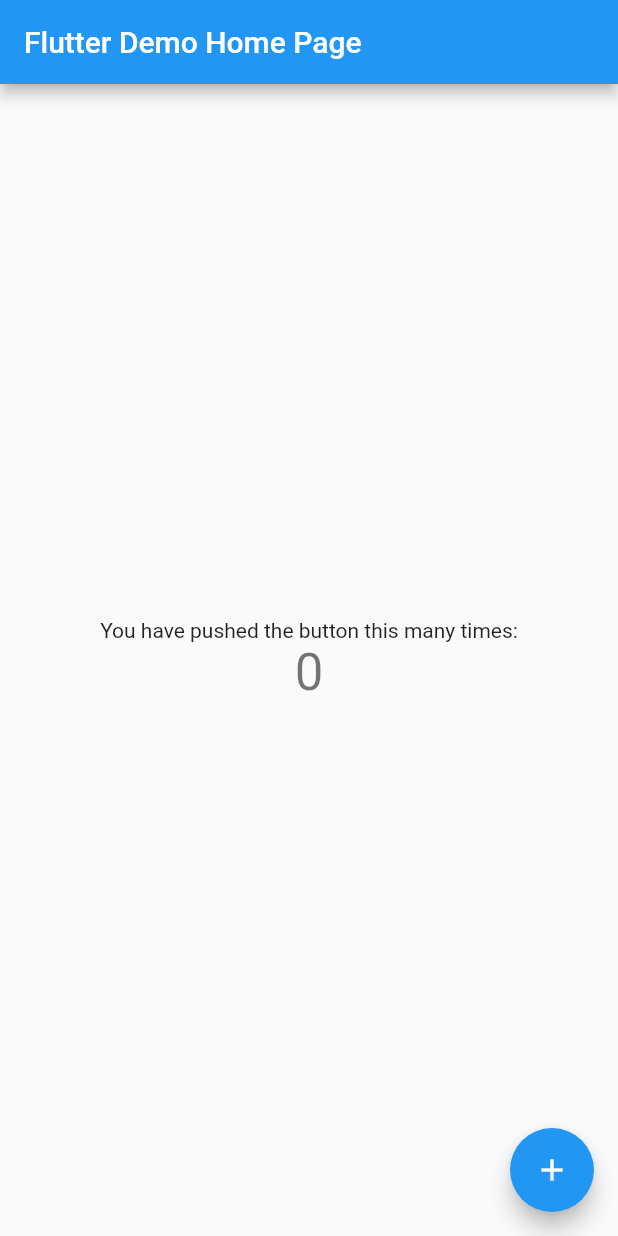
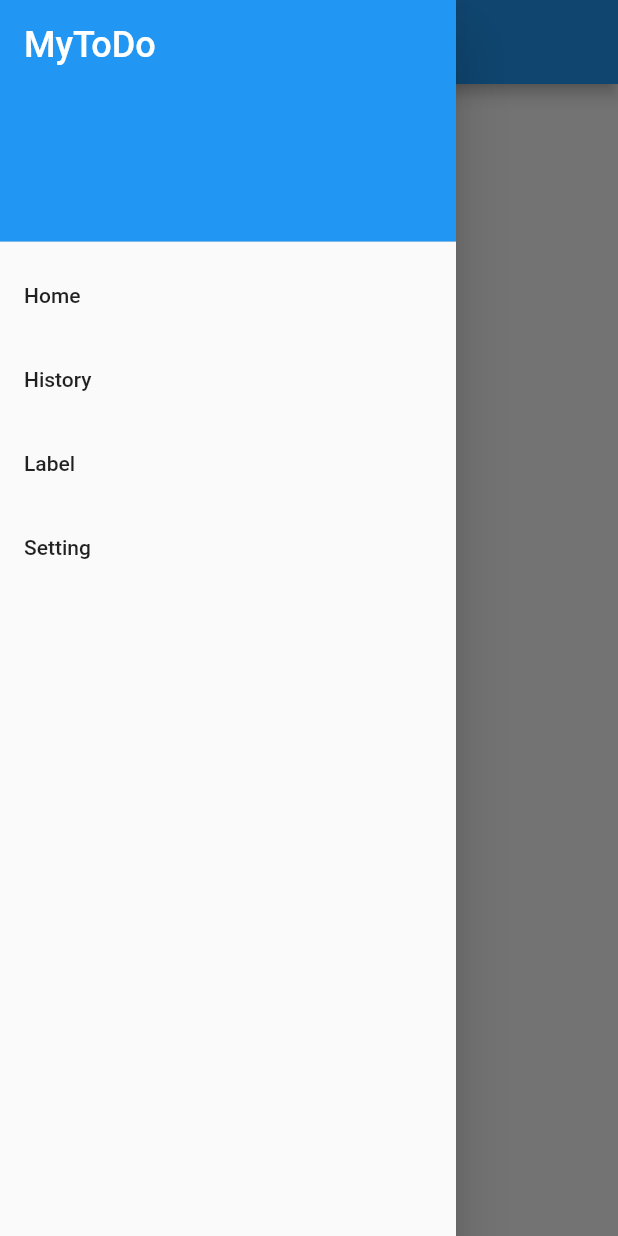
Before and after one commit to myConsciousness/my-to-do, a Flutter app: the screen it shows after launch, with the side drawer open (before the commit the screen has no drawer), on a phone screen of 412 x 824 dp. Run offline on Flutter 3.47's test engine with Material 2 defaults, Android fonts, the phone set to English and light mode, and no system bars.

Commit message:
update views

```diff
--- a/lib/main.dart
+++ b/lib/main.dart
@@ -1,113 +1,13 @@
+// Copyright (c) 2021, Kato Shinya. All rights reserved.
+// Use of this source code is governed by a
+// BSD-style license that can be found in the LICENSE file.
+
 import 'package:flutter/material.dart';
+import 'package:mytodo/src/view/home.dart';
 
-void main() {
-  runApp(MyApp());
-}
-
-class MyApp extends StatelessWidget {
-  // This widget is the root of your application.
-  @override
-  Widget build(BuildContext context) {
-    return MaterialApp(
-      title: 'Flutter Demo',
-      theme: ThemeData(
-        // This is the theme of your application.
-        //
-        // Try running your application with "flutter run". You'll see the
-        // application has a blue toolbar. Then, without quitting the app, try
-        // changing the primarySwatch below to Colors.green and then invoke
-        // "hot reload" (press "r" in the console where you ran "flutter run",
-        // or simply save your changes to "hot reload" in a Flutter IDE).
-        // Notice that the counter didn't reset back to zero; the application
-        // is not restarted.
-        primarySwatch: Colors.blue,
+void main() => runApp(
+      MaterialApp(
+        debugShowCheckedModeBanner: false,
+        home: Home(),
       ),
-      home: MyHomePage(title: 'Flutter Demo Home Page'),
     );
-  }
-}
-
-class MyHomePage extends StatefulWidget {
-  MyHomePage({Key? key, required this.title}) : super(key: key);
-
-  // This widget is the home page of your application. It is stateful, meaning
-  // that it has a State object (defined below) that contains fields that affect
-  // how it looks.
-
-  // This class is the configuration for the state. It holds the values (in this
-  // case the title) provided by the parent (in this case the App widget) and
-  // used by the build method of the State. Fields in a Widget subclass are
-  // always marked "final".
-
-  final String title;
-
-  @override
-  _MyHomePageState createState() => _MyHomePageState();
-}
-
-class _MyHomePageState extends State<MyHomePage> {
-  int _counter = 0;
-
-  void _incrementCounter() {
-    setState(() {
-      // This call to setState tells the Flutter framework that something has
-      // changed in this State, which causes it to rerun the build method below
-      // so that the display can reflect the updated values. If we changed
-      // _counter without calling setState(), then the build method would not be
-      // called again, and so nothing would appear to happen.
-      _counter++;
-    });
-  }
-
-  @override
-  Widget build(BuildContext context) {
-    // This method is rerun every time setState is called, for instance as done
-    // by the _incrementCounter method above.
-    //
-    // The Flutter framework has been optimized to make rerunning build methods
-    // fast, so that you can just rebuild anything that needs updating rather
-    // than having to individually change instances of widgets.
-    return Scaffold(
-      appBar: AppBar(
-        // Here we take the value from the MyHomePage object that was created by
-        // the App.build method, and use it to set our appbar title.
-        title: Text(widget.title),
-      ),
-      body: Center(
-        // Center is a layout widget. It takes a single child and positions it
-        // in the middle of the parent.
-        child: Column(
-          // Column is also a layout widget. It takes a list of children and
-          // arranges them vertically. By default, it sizes itself to fit its
-          // children horizontally, and tries to be as tall as its parent.
-          //
-          // Invoke "debug painting" (press "p" in the console, choose the
-          // "Toggle Debug Paint" action from the Flutter Inspector in Android
-          // Studio, or the "Toggle Debug Paint" command in Visual Studio Code)
-          // to see the wireframe for each widget.
-          //
-          // Column has various properties to control how it sizes itself and
-          // how it positions its children. Here we use mainAxisAlignment to
-          // center the children vertically; the main axis here is the vertical
-          // axis because Columns are vertical (the cross axis would be
-          // horizontal).
-          mainAxisAlignment: MainAxisAlignment.center,
-          children: <Widget>[
-            Text(
-              'You have pushed the button this many times:',
-            ),
-            Text(
-              '$_counter',
-              style: Theme.of(context).textTheme.headline4,
-            ),
-          ],
-        ),
-      ),
-      floatingActionButton: FloatingActionButton(
-        onPressed: _incrementCounter,
-        tooltip: 'Increment',
-        child: Icon(Icons.add),
-      ), // This trailing comma makes auto-formatting nicer for build methods.
-    );
-  }
-}
--- /dev/null
+++ b/lib/src/config/application_text.dart
@@ -0,0 +1,9 @@
+// Copyright (c) 2021, Kato Shinya. All rights reserved.
+// Use of this source code is governed by a
+// BSD-style license that can be found in the LICENSE file.
+
+/// The class that manages application text.
+class ApplicationText {
+  /// The app name
+  static const String APP_NAME = 'MyToDo';
+}
--- /dev/null
+++ b/lib/src/view/common/drawer.dart
@@ -0,0 +1,72 @@
+// Copyright (c) 2021, Kato Shinya. All rights reserved.
+// Use of this source code is governed by a
+// BSD-style license that can be found in the LICENSE file.
+
+import 'package:flutter/material.dart';
+import 'package:mytodo/src/config/application_text.dart';
+import 'package:mytodo/src/view/history.dart';
+import 'package:mytodo/src/view/home.dart';
+
+import '../../../main.dart';
+
+class CommonDrawer extends StatefulWidget {
+  @override
+  State<StatefulWidget> createState() {
+    return _State();
+  }
+}
+
+class _State extends State<CommonDrawer> {
+  @override
+  Widget build(BuildContext context) {
+    return Drawer(
+      child: ListView(
+        children: <Widget>[
+          DrawerHeader(
+            child: Text(
+              ApplicationText.APP_NAME,
+              style: TextStyle(
+                fontSize: 24,
+                color: Colors.white,
+              ),
+            ),
+            decoration: BoxDecoration(
+              color: Colors.blue,
+            ),
+          ),
+          ListTile(
+            title: Text('Home'),
+            onTap: () {
+              Navigator.pop(context);
+              Navigator.push(
+                  context,
+                  MaterialPageRoute(
+                    builder: (context) => Home(),
+                  ));
+            },
+          ),
+          ListTile(
+            title: Text('History'),
+            onTap: () {
+              Navigator.pop(context);
+              Navigator.push(
+                  context, MaterialPageRoute(builder: (context) => History()));
+            },
+          ),
+          ListTile(
+            title: Text('Label'),
+            onTap: () {
+              Navigator.pop(context);
+            },
+          ),
+          ListTile(
+            title: Text('Setting'),
+            onTap: () {
+              Navigator.pop(context);
+            },
+          ),
+        ],
+      ),
+    );
+  }
+}
--- /dev/null
+++ b/lib/src/view/history.dart
@@ -0,0 +1,27 @@
+// Copyright (c) 2021, Kato Shinya. All rights reserved.
+// Use of this source code is governed by a
+// BSD-style license that can be found in the LICENSE file.
+
+import 'package:flutter/material.dart';
+import 'package:mytodo/src/config/application_text.dart';
+import 'package:mytodo/src/view/common/drawer.dart';
+
+class History extends StatefulWidget {
+  @override
+  State<StatefulWidget> createState() {
+    return _State();
+  }
+}
+
+class _State extends State<History> {
+  @override
+  Widget build(BuildContext context) {
+    return Scaffold(
+      appBar: AppBar(
+        title: Text(ApplicationText.APP_NAME),
+      ),
+      drawer: CommonDrawer(),
+      body: Text('History'),
+    );
+  }
+}
--- /dev/null
+++ b/lib/src/view/home.dart
@@ -0,0 +1,27 @@
+// Copyright (c) 2021, Kato Shinya. All rights reserved.
+// Use of this source code is governed by a
+// BSD-style license that can be found in the LICENSE file.
+
+import 'package:flutter/material.dart';
+import 'package:mytodo/src/config/application_text.dart';
+import 'package:mytodo/src/view/common/drawer.dart';
+
+class Home extends StatefulWidget {
+  @override
+  State<StatefulWidget> createState() {
+    return _State();
+  }
+}
+
+class _State extends State<Home> {
+  @override
+  Widget build(BuildContext context) {
+    return Scaffold(
+      appBar: AppBar(
+        title: Text(ApplicationText.APP_NAME),
+      ),
+      drawer: CommonDrawer(),
+      body: Text('Test'),
+    );
+  }
+}
```
Also changed, not shown: 1 other file.
